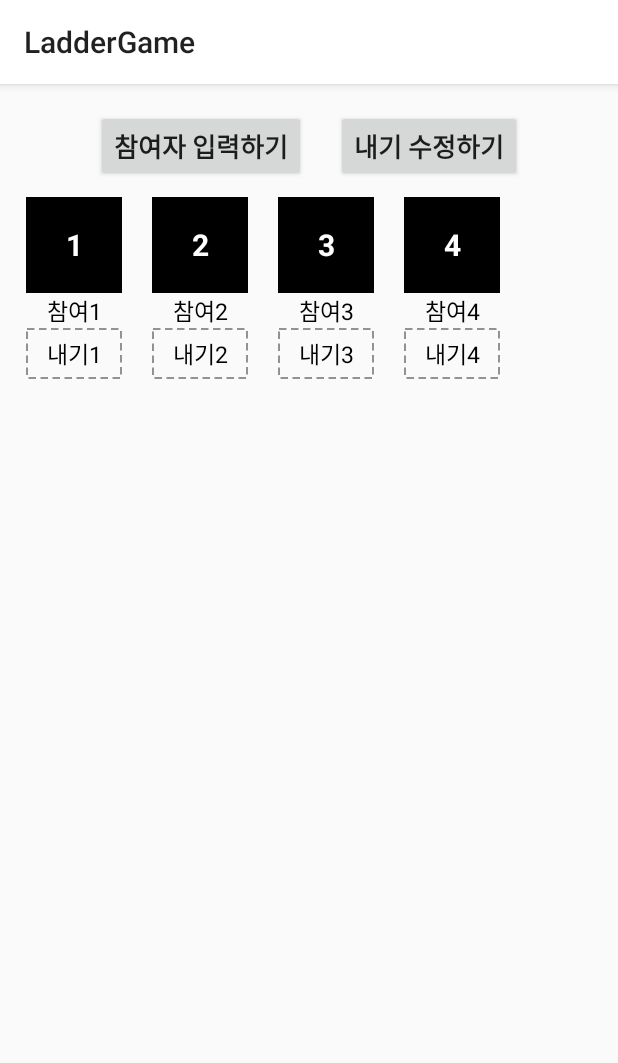
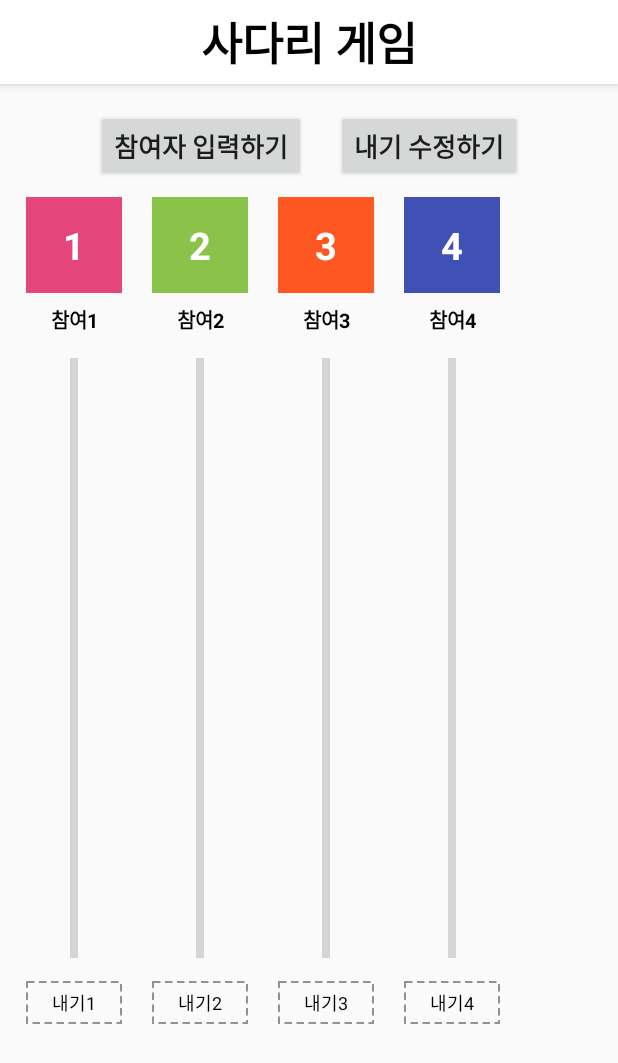
Before and after one commit to EunHoJeong/LadderGame, an Android app: the screen it shows after launch (MainActivity), on a phone screen of 412 x 824 dp. Shown: the top 1063 px of the screen. Run offline under Robolectric (Android 15) with nearby library versions, the phone set to English and light mode, and no system bars.

Commit message:
Bet And Participant End

```diff
--- a/app/src/main/java/com/polared/laddergame/MainActivity.java
+++ b/app/src/main/java/com/polared/laddergame/MainActivity.java
@@ -6,7 +6,12 @@ import androidx.activity.result.ActivityResultLauncher;
 import androidx.activity.result.contract.ActivityResultContracts;
 import androidx.appcompat.app.AppCompatActivity;
 
+import android.annotation.SuppressLint;
+import android.app.ActionBar;
 import android.content.Intent;
+import android.graphics.Canvas;
+import android.graphics.Color;
+import android.graphics.Paint;
 import android.os.Bundle;
 import android.util.Log;
 import android.view.LayoutInflater;
@@ -30,6 +35,11 @@ public class MainActivity extends AppCompatActivity {
 
 
     private int participantNumber = 4;
+    private int typePosition = 0;
+
+    private int[] colors = new int[]{R.color.my_pink, R.color.my_green, R.color.my_orange, R.color.my_indigo
+                                    , R.color.my_yellow, R.color.my_turquoise, R.color.my_purple, R.color.my_sky
+                                    , R.color.my_gray, R.color.my_red, R.color.my_brown, R.color.my_beige };
 
     private ActivityResultLauncher mStartForResult = registerForActivityResult(
             new ActivityResultContracts.StartActivityForResult(),
@@ -42,44 +52,63 @@ public class MainActivity extends AppCompatActivity {
                         return ;
                     }
 
-                    int number = result.getData().getIntExtra("participantNumber", 4);
-
-                    if(number > participantNumber){
-                        for(int i = number-participantNumber+1; i < number; i++){
-                            createView(i);
-                        }
-                    }else{
-
-                    }
+                    int beforeNumber = participantNumber;
+                    participantNumber = result.getData().getIntExtra("participantNumber", 4);
 
                     if(result.getResultCode() == RESULT_PARTICIPANT){
 
-                        participantNumber = result.getData().getIntExtra("participantNumber", 4);
                         String jsonParticipantNames = result.getData().getStringExtra("jsonParticipantNames");
 
                         participantNames = jsonFromStringArray(jsonParticipantNames);
+
+                        setParticipantView(beforeNumber);
 
                         setParticipantName();
 
                     }else if(result.getResultCode() == RESULT_BET){
 
                         String jsonBetNames = result.getData().getStringExtra("jsonBetNames");
-
+                        typePosition = result.getData().getIntExtra("typePosition", 0);
                         betNames = jsonFromStringArray(jsonBetNames);
 
                         setBetName();
                     }
+
+
                 }
             });
 
+    private void setParticipantView(int number) {
+        if(participantNumber == number){
+            return;
+        }
+
+        if(participantNumber > number){
+            for(int i = number; i < participantNumber; i++){
+                createView(i);
+            }
+
+        }else{
+            number--;
+
+            for(int i = number; i >= participantNumber; i--){
+                ladderLayout.removeViewAt(i);
+            }
+
+        }
+    }
 
 
+    @SuppressLint("WrongConstant")
     @Override
     protected void onCreate(Bundle savedInstanceState) {
         super.onCreate(savedInstanceState);
         setContentView(R.layout.activity_main);
+        getSupportActionBar().setDisplayOptions(ActionBar.DISPLAY_SHOW_CUSTOM);
+        getSupportActionBar().setCustomView(R.layout.toolbar);
 
         ladderLayout = findViewById(R.id.ladderLayout);
+
 
         participantInput = findViewById(R.id.participantInput);
 
@@ -91,6 +120,7 @@ public class MainActivity extends AppCompatActivity {
             createView(i);
         }
 
+
     }
 
     private void createView(int position) {
@@ -100,9 +130,15 @@ public class MainActivity extends AppCompatActivity {
         TextView tvParticipantName = addView.findViewById(R.id.tvParticipantName);
         TextView tvBetName = addView.findViewById(R.id.tvBetName);
 
-        tvNumber.setText(""+(position+1));
-        tvParticipantName.setText("참여"+(position+1));
-        tvBetName.setText("내기"+(position+1));
+        String number = String.valueOf(position+1);
+        String participantName = "참여"+number;
+        String betName = "내기"+number;
+
+        tvNumber.setText(number);
+        tvParticipantName.setText(participantName);
+        tvBetName.setText(betName);
+
+        tvNumber.setBackgroundResource(colors[position]);
 
         ladderLayout.addView(addView);
     }
@@ -110,15 +146,15 @@ public class MainActivity extends AppCompatActivity {
     private void setBetName() {
 
         for(int i = 0; i < participantNumber; i++){
-            ((TextView) ladderLayout.getChildAt(i).findViewById(R.id.tvParticipantName))
-                    .setText(participantNames[i]);
+            ((TextView) ladderLayout.getChildAt(i).findViewById(R.id.tvBetName))
+                    .setText(betNames[i]);
         }
     }
 
     private void setParticipantName() {
         for(int i = 0; i < participantNumber; i++){
-            ((TextView) ladderLayout.getChildAt(i).findViewById(R.id.tvBetName))
-                    .setText(betNames[i]);
+            ((TextView) ladderLayout.getChildAt(i).findViewById(R.id.tvParticipantName))
+                    .setText(participantNames[i]);
         }
     }
 
@@ -143,11 +179,13 @@ public class MainActivity extends AppCompatActivity {
             if(betNames != null){
                 String jsonBetNames = stringArrayFromJson(betNames);
                 intent.putExtra("jsonBetNames", jsonBetNames);
+                intent.putExtra("typePosition", typePosition);
             }
 
             mStartForResult.launch(intent);
         });
     }
+
 
     private String stringArrayFromJson(String[] arrayData){
         Gson gson = new Gson();
@@ -159,4 +197,6 @@ public class MainActivity extends AppCompatActivity {
         Gson gson = new Gson();
         return gson.fromJson(jsonData, String[].class);
     }
+
+
 }
--- a/app/src/main/res/layout/activity_bet_setting.xml
+++ b/app/src/main/res/layout/activity_bet_setting.xml
@@ -2,6 +2,7 @@
 <LinearLayout xmlns:android="http://schemas.android.com/apk/res/android"
     xmlns:app="http://schemas.android.com/apk/res-auto"
     xmlns:tools="http://schemas.android.com/tools"
+    android:id="@+id/mainLayout"
     android:layout_width="match_parent"
     android:layout_height="match_parent"
     android:orientation="vertical"
--- a/app/src/main/res/layout/activity_main.xml
+++ b/app/src/main/res/layout/activity_main.xml
@@ -40,9 +40,10 @@
         android:layout_height="match_parent"
         android:scrollbars="none">
 
+
         <LinearLayout
             android:id="@+id/ladderLayout"
-            android:layout_width="wrap_content"
+            android:layout_width="match_parent"
             android:layout_height="match_parent"
             android:orientation="horizontal">
 
--- a/app/src/main/res/layout/activity_participant_setting.xml
+++ b/app/src/main/res/layout/activity_participant_setting.xml
@@ -2,6 +2,7 @@
 <LinearLayout xmlns:android="http://schemas.android.com/apk/res/android"
     xmlns:app="http://schemas.android.com/apk/res-auto"
     xmlns:tools="http://schemas.android.com/tools"
+    android:id="@+id/mainLayout"
     android:layout_width="match_parent"
     android:layout_height="match_parent"
     android:orientation="vertical"
--- a/app/src/main/res/layout/bet_item.xml
+++ b/app/src/main/res/layout/bet_item.xml
@@ -10,10 +10,11 @@
         android:id="@+id/edtBetName"
         android:layout_width="150dp"
         android:layout_height="wrap_content"
-        android:paddingStart="36dp"
         android:padding="6dp"
         android:maxLength="5"
         android:maxLines="1"
+        android:inputType="text"
+        android:imeOptions="actionNext"
         android:background="@drawable/widget_border"/>
 
     <ImageButton
--- a/app/src/main/res/layout/ladder_item.xml
+++ b/app/src/main/res/layout/ladder_item.xml
@@ -4,32 +4,44 @@
     android:orientation="vertical"
     android:padding="10dp"
     android:layout_width="wrap_content"
-    android:layout_height="wrap_content">
+    android:layout_height="match_parent"
+    android:layout_gravity="center">
 
     <TextView
         android:id="@+id/tvNumber"
         android:layout_width="64dp"
         android:layout_height="64dp"
         android:gravity="center"
-        android:textSize="20sp"
+        android:textSize="25sp"
         android:textColor="@color/white"
         android:textStyle="bold"
         android:background="#000000"/>
 
     <TextView
+        android:layout_marginTop="7dp"
         android:id="@+id/tvParticipantName"
         android:layout_width="64dp"
         android:layout_height="wrap_content"
         android:textColor="@color/black"
-        android:textSize="15sp"
+        android:textSize="13sp"
+        android:textStyle="bold"
         android:gravity="center"/>
+
+    <LinearLayout
+        android:layout_marginVertical="15dp"
+        android:layout_width="5dp"
+        android:layout_height="400dp"
+        android:layout_weight="1"
+        android:layout_gravity="center"
+        android:background="#D5D5D5"/>
+
 
     <TextView
         android:id="@+id/tvBetName"
         android:layout_width="64dp"
         android:layout_height="wrap_content"
         android:padding="5dp"
-        android:textSize="15sp"
+        android:textSize="12sp"
         android:textColor="@color/black"
         android:gravity="center"
         android:background="@drawable/border_dotted"/>
--- a/app/src/main/res/layout/participan_item.xml
+++ b/app/src/main/res/layout/participan_item.xml
@@ -25,6 +25,8 @@
         android:padding="6dp"
         android:maxLength="5"
         android:maxLines="1"
+        android:inputType="text"
+        android:imeOptions="actionNext"
         android:background="@drawable/widget_border"/>
 
     <ImageButton
--- /dev/null
+++ b/app/src/main/res/layout/toolbar.xml
@@ -0,0 +1,17 @@
+<?xml version="1.0" encoding="utf-8"?>
+<LinearLayout xmlns:android="http://schemas.android.com/apk/res/android"
+    android:orientation="vertical"
+    android:layout_width="match_parent"
+    android:layout_height="match_parent">
+
+    <TextView
+        android:id="@+id/tvTitle"
+        android:layout_width="match_parent"
+        android:layout_height="match_parent"
+        android:gravity="center"
+        android:text="사다리 게임"
+        android:textSize="30sp"
+        android:textStyle="bold"
+        android:textColor="@color/black"/>
+
+</LinearLayout>
--- a/app/src/main/res/values/colors.xml
+++ b/app/src/main/res/values/colors.xml
@@ -7,4 +7,17 @@
     <color name="teal_700">#FF018786</color>
     <color name="black">#FF000000</color>
     <color name="white">#FFFFFFFF</color>
+
+    <color name="my_pink">#E4457B</color>
+    <color name="my_green">#8BC34A</color>
+    <color name="my_orange">#FF5722</color>
+    <color name="my_indigo">#3F51B5</color>
+    <color name="my_yellow">#B5D3C336</color>
+    <color name="my_turquoise">#009688</color>
+    <color name="my_purple">#673AB7</color>
+    <color name="my_sky">#00BCD4</color>
+    <color name="my_gray">#838383</color>
+    <color name="my_red">#D60E0E</color>
+    <color name="my_brown">#80CD7619</color>
+    <color name="my_beige">#EAC781</color>
 </resources>
```
Also changed, not shown: app/src/main/java/com/polared/laddergame/BetSetting.java (+142 -5 lines), app/src/main/java/com/polared/laddergame/LadderCanvas.java (added, +26 -0 lines), app/src/main/java/com/polared/laddergame/ParticipantSetting.java (+48 -0 lines).
